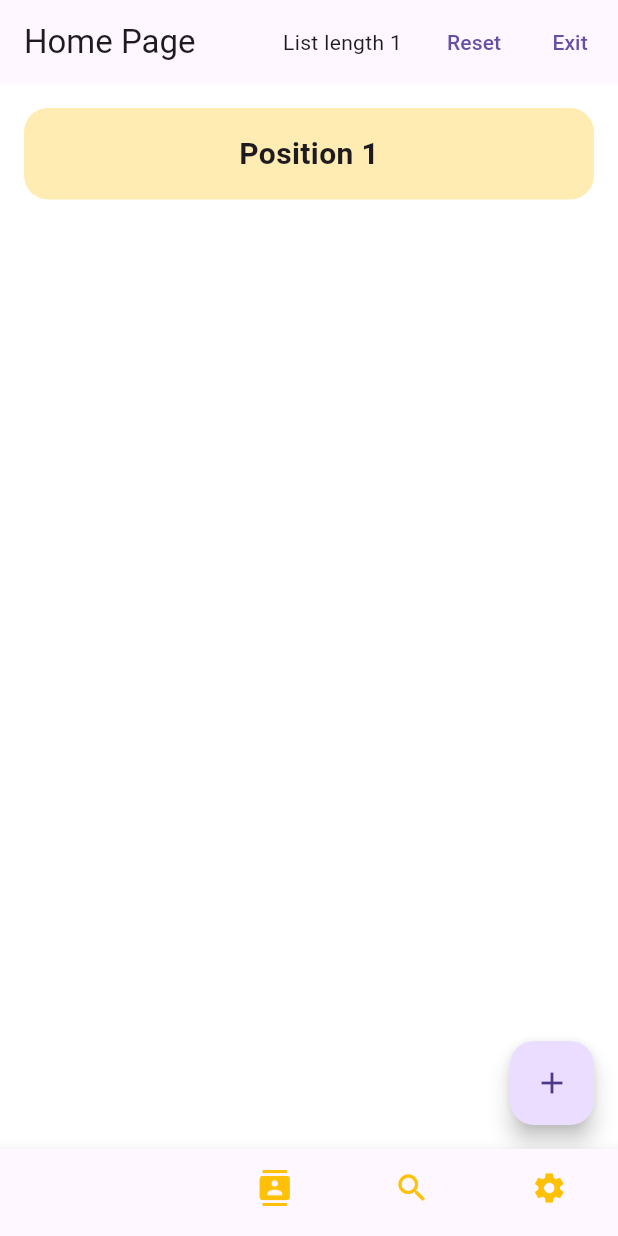
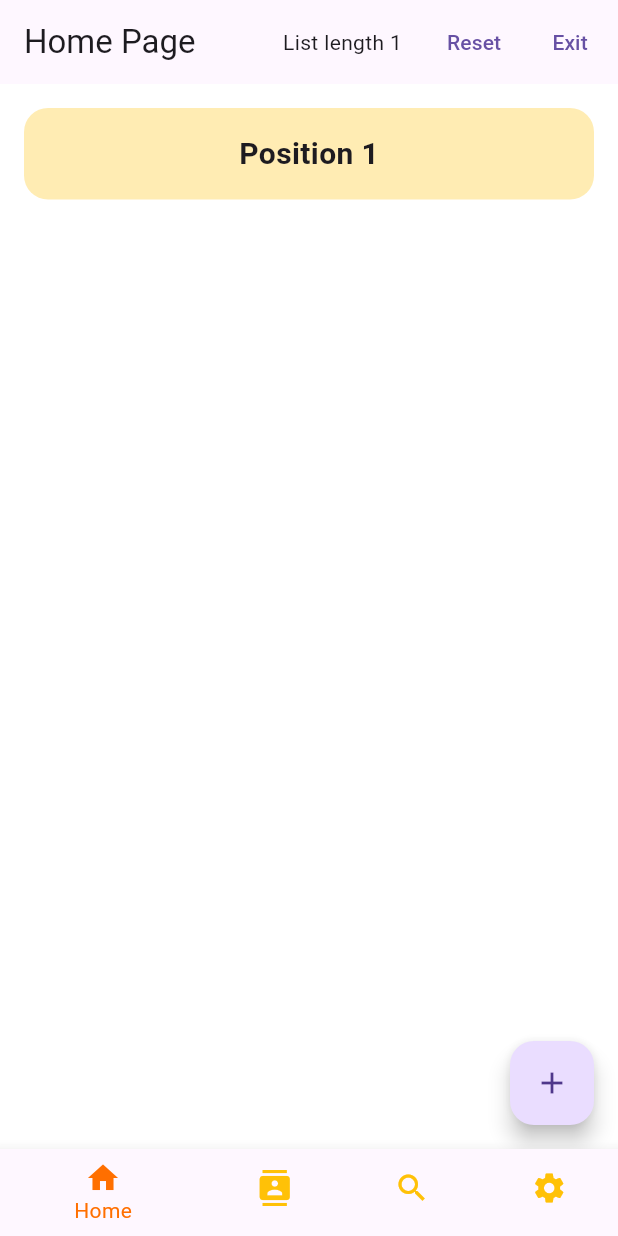
Before and after one commit to ask9027/field_management, a Flutter app: the screen it shows after launch, after a tap on the "add" icon, on a phone screen of 412 x 824 dp. Run offline on Flutter 3.47's test engine with Material 2 defaults, Android fonts, the phone set to English and light mode, and no system bars.

Commit message:
Make Some Changes

```diff
--- a/lib/main.dart
+++ b/lib/main.dart
@@ -1,5 +1,4 @@
 import 'package:flutter/material.dart';
-
 import 'pages/contacts.dart';
 import 'pages/home.dart';
 import 'pages/search.dart';
@@ -55,6 +54,7 @@ class _MainPageState extends State<MainPage> {
         }),
         currentIndex: pageIndex,
         showUnselectedLabels: false,
+        selectedItemColor: Colors.amber.shade900,
         unselectedItemColor: Colors.amber,
         items: const <BottomNavigationBarItem>[
           BottomNavigationBarItem(icon: Icon(Icons.home), label: "Home"),
--- a/lib/pages/contacts.dart
+++ b/lib/pages/contacts.dart
@@ -10,10 +10,88 @@ class ContactsPage extends StatefulWidget {
 }
 
 class _ContactsPageState extends State<ContactsPage> {
+  var nameController = TextEditingController();
+  var ageController = TextEditingController();
+  String name = "";
+  int age = 0;
+  bool isEnabled = false;
+
+  checkFields() {
+    setState(() {
+      nameController.text.toString().isNotEmpty
+          ? isEnabled = true
+          : isEnabled = false;
+      ageController.text.toString().isNotEmpty
+          ? isEnabled = true
+          : isEnabled = false;
+    });
+  }
+
+  @override
+  void dispose() {
+    nameController.dispose();
+    ageController.dispose();
+    super.dispose();
+  }
+
   @override
   Widget build(BuildContext context) {
-    return const Center(
-      child: Text("Contacts Page"),
+    return Padding(
+      padding: const EdgeInsets.all(20.0),
+      child: Column(
+        mainAxisAlignment: MainAxisAlignment.center,
+        children: [
+          Text(
+            "Add New User",
+            style: TextStyle(
+              fontSize: 20,
+              color: Colors.green.shade800,
+              fontWeight: FontWeight.bold,
+            ),
+          ),
+          TextField(
+            controller: nameController,
+            maxLength: 30,
+            maxLines: 1,
+            onChanged: (value) => checkFields(),
+            decoration: InputDecoration(
+              border: const OutlineInputBorder(),
+              hintText: "Enter Name",
+              label: const Text("Name"),
+              errorText: nameController.text.isNotEmpty ? null : "Enter Name",
+            ),
+          ),
+          TextField(
+            controller: ageController,
+            maxLength: 3,
+            maxLines: 1,
+            onChanged: (value) => checkFields(),
+            decoration: InputDecoration(
+              border: const OutlineInputBorder(),
+              hintText: "Enter Age",
+              label: const Text("Age"),
+              errorText: ageController.text.isNotEmpty ? null : "Enter Age",
+            ),
+          ),
+          Column(
+            children: [
+              TextButton(
+                onPressed: isEnabled
+                    ? () => {
+                          ScaffoldMessenger.maybeOf(context)
+                              ?.showSnackBar(SnackBar(
+                            content: Text(
+                                "User Name: ${nameController.text.toString()} \nUser Age: ${ageController.text.toString()}"),
+                            duration: const Duration(seconds: 3),
+                          ))
+                        }
+                    : null,
+                child: const Text("Add User"),
+              ),
+            ],
+          )
+        ],
+      ),
     );
   }
 }
--- a/pubspec.yaml
+++ b/pubspec.yaml
@@ -36,6 +36,8 @@ dependencies:
   # The following adds the Cupertino Icons font to your application.
   # Use with the CupertinoIcons class for iOS style icons.
   cupertino_icons: ^1.0.2
+  sqflite: ^2.0.3
+  path: ^1.8.2
 
 dev_dependencies:
   flutter_test:
```
Also changed, not shown: pubspec.lock.
